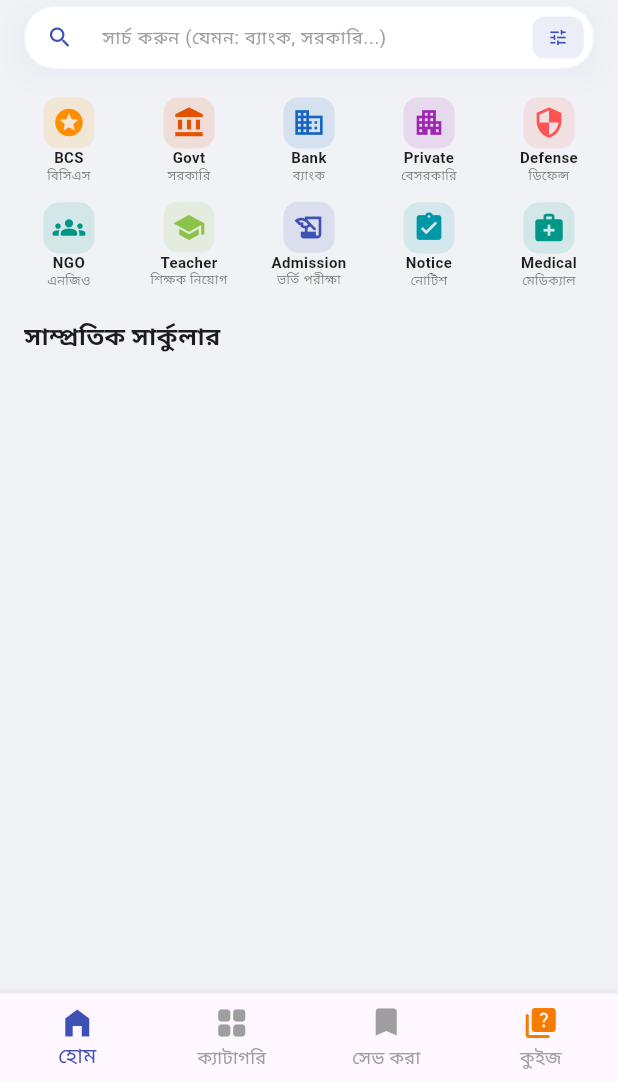
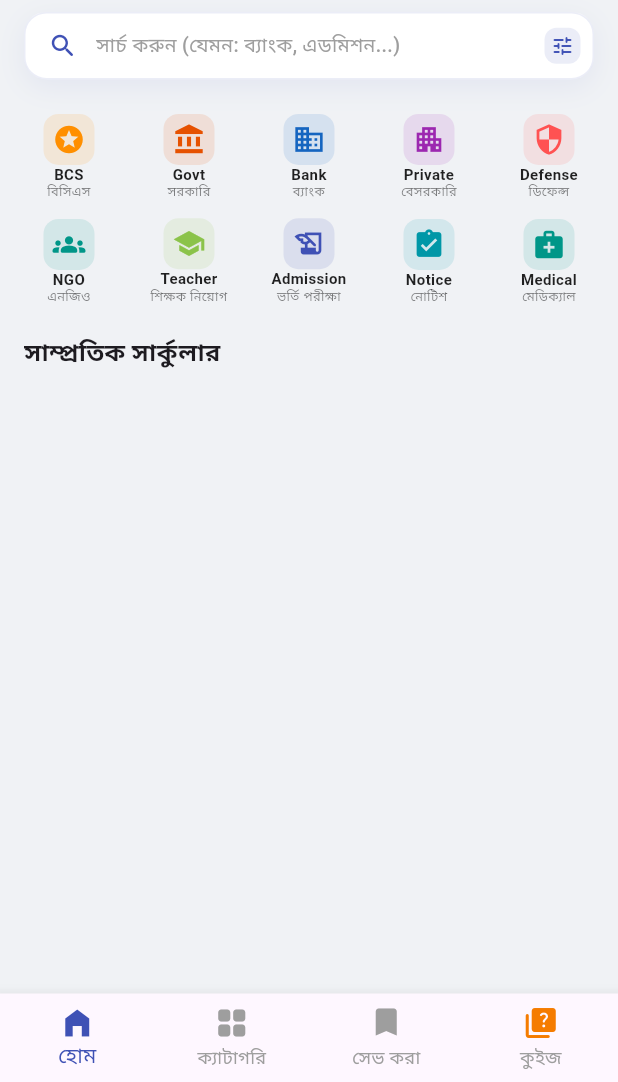
Before and after one commit to HASANALBANNA2024/chakri_Info, a Flutter app: the screen it shows after launch, on a phone screen of 412 x 824 dp, the part 154-1236 px from its top. Run offline on Flutter 3.47's test engine with Material 3 defaults, Android fonts, the phone set to English and light mode, and no system bars; our stand-ins replace cloud_firestore, firebase_core, firebase_storage, flutter_image_compress, image_picker; missing offline and left inert: gal; accounts and stored records are empty.

Commit message:
search delegate completed

```diff
--- a/lib/screens/dashboard_screen.dart
+++ b/lib/screens/dashboard_screen.dart
@@ -15,6 +15,7 @@ import 'package:chakri_info/user_side_data_sync/sliding_notice_bar.dart';
 import 'package:chakri_info/widgets/appdrawer.dart';
 import 'package:chakri_info/user_side_data_sync/job_card_widget.dart';
 import 'package:chakri_info/widgets/job_stats_widget.dart';
+import 'package:chakri_info/widgets/global_search_delegate.dart';
 import 'package:flutter/material.dart';
 
 class DashboardScreen extends StatefulWidget {
@@ -137,7 +138,7 @@ class _DashboardScreenState extends State<DashboardScreen> {
             crossAxisAlignment: CrossAxisAlignment.start,
             children: [
               JobStatsWidget(isDarkMode: isDarkMode, allJobs: allJobs),
-              _buildSearchSection(isDarkMode),
+              buildGlobalSearchSection(context, isDarkMode, jobProvider.allJobs),
               FeaturedJobSlider(jobProvider: jobProvider),
               _buildCategoryGrid(isDarkMode),
               _buildNoticeSection(),
@@ -188,77 +189,6 @@ class _DashboardScreenState extends State<DashboardScreen> {
       ],
     );
   }
-
-  Widget _buildSearchSection(bool isDarkMode) {
-    return Padding(
-      padding: const EdgeInsets.symmetric(horizontal: 16, vertical: 4),
-      child: Container(
-        height: 42,
-        decoration: BoxDecoration(
-          boxShadow: [
-            BoxShadow(
-              color: isDarkMode
-                  ? Colors.black.withOpacity(0.2)
-                  : Colors.indigo.withOpacity(0.05),
-              blurRadius: 15,
-              offset: const Offset(0, 4),
-            ),
-          ],
-        ),
-        child: TextField(
-          textAlignVertical: TextAlignVertical.center,
-          style: TextStyle(
-            fontSize: 13,
-            color: isDarkMode ? Colors.white : Colors.black87,
-          ),
-          decoration: InputDecoration(
-            hintText: "সার্চ করুন (যেমন: ব্যাংক, সরকারি...)",
-            hintStyle: TextStyle(
-              fontSize: 12,
-              color: isDarkMode ? Colors.grey[400] : Colors.grey[500],
-            ),
-            prefixIcon: Icon(
-              Icons.search_rounded,
-              size: 18,
-              color: Colors.indigo,
-            ),
-            suffixIcon: Container(
-              margin: const EdgeInsets.all(7),
-              padding: const EdgeInsets.all(3),
-              decoration: BoxDecoration(
-                color: Colors.indigo.withOpacity(0.1),
-                borderRadius: BorderRadius.circular(8),
-              ),
-              child: const Icon(
-                Icons.tune_rounded,
-                size: 14,
-                color: Colors.indigo,
-              ),
-            ),
-            fillColor: isDarkMode ? const Color(0xFF2C2C2C) : Colors.white,
-            filled: true,
-            contentPadding: const EdgeInsets.symmetric(horizontal: 12),
-            enabledBorder: OutlineInputBorder(
-              borderRadius: BorderRadius.circular(20),
-              borderSide: BorderSide(
-                color: isDarkMode
-                    ? Colors.white10
-                    : Colors.indigo.withOpacity(0.05),
-              ),
-            ),
-            focusedBorder: OutlineInputBorder(
-              borderRadius: BorderRadius.circular(20),
-              borderSide: BorderSide(
-                color: Colors.indigo.withOpacity(0.3),
-                width: 1.2,
-              ),
-            ),
-          ),
-        ),
-      ),
-    );
-  }
-
   // notice bar (Ultra Compact)
   Widget _buildNoticeSection() {
     final bool isDarkMode = Theme.of(context).brightness == Brightness.dark;
@@ -314,7 +244,7 @@ class _DashboardScreenState extends State<DashboardScreen> {
       },
     );
   }
-
+// category item
   Widget _buildCategoryGrid(bool isDarkMode) {
     List<Map<String, dynamic>> cats = [
       {
@@ -474,7 +404,7 @@ class _DashboardScreenState extends State<DashboardScreen> {
       ),
     );
   }
-
+// section title
   Widget _buildSectionTitle(String title, bool isDarkMode) {
     return Padding(
       padding: const EdgeInsets.fromLTRB(16, 6, 16, 2),
@@ -484,7 +414,6 @@ class _DashboardScreenState extends State<DashboardScreen> {
       ),
     );
   }
-
   // Recent  (Maximum Data Density)
   Widget _buildJobList(bool isDarkMode) {
     final today = DateTime.now();
@@ -540,5 +469,4 @@ class _DashboardScreenState extends State<DashboardScreen> {
       },
     );
   }
-
 }
```
Also changed, not shown: lib/widgets/global_search_delegate.dart (added, +236 -0 lines).
